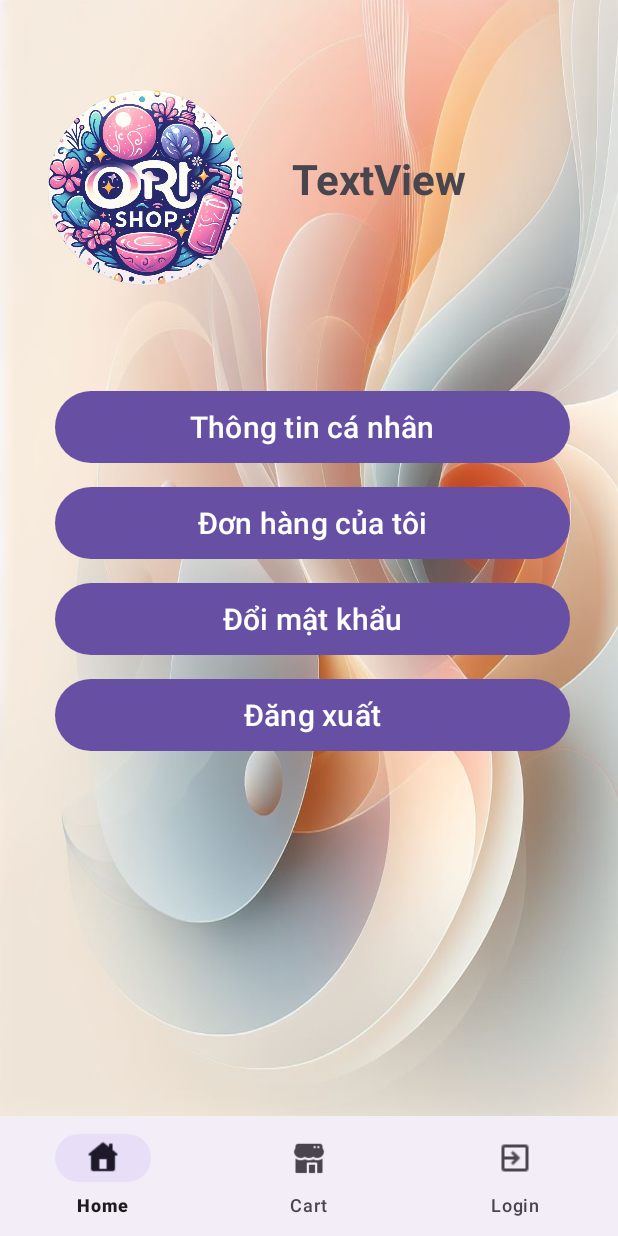
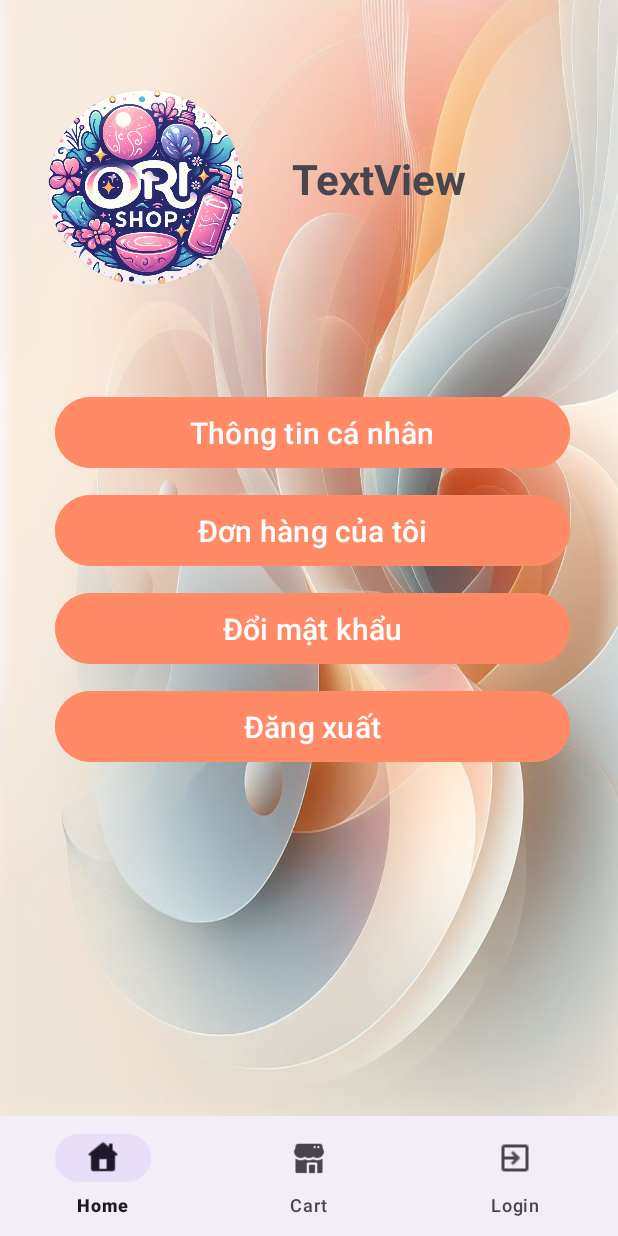
Before and after one commit to galaticwarrior123/Comestic_AppMoblie_Project, an Android app: the fragment UserFragment placed in its activity, on a phone screen of 412 x 824 dp. Run offline under Robolectric (Android 15) with nearby library versions, the phone set to English and light mode, and no system bars; our stand-ins replace CircleImageView; network calls fail; pictures from the network do not load; 2 statements that could not run were skipped.

Commit message:
Update color

```diff
--- a/app/src/main/res/layout/fragment_user.xml
+++ b/app/src/main/res/layout/fragment_user.xml
@@ -47,38 +47,36 @@
         <Button
             android:id="@+id/btnUserFragmentUpdateProfile"
             android:layout_width="match_parent"
-            android:layout_height="wrap_content"
-            android:background="@drawable/button_user_fragment"
+            android:layout_height="55dp"
+            android:backgroundTint="#FF8A65"
             android:text="Thông tin cá nhân"
             android:textSize="20dp"
-            android:layout_marginBottom="16dp"/>
+            android:layout_marginBottom="10dp"/>
 
         <Button
             android:id="@+id/btnUserFragmentOrder"
             android:layout_width="match_parent"
-            android:layout_height="wrap_content"
-            android:background="@drawable/button_user_fragment"
+            android:layout_height="55dp"
+            android:backgroundTint="#FF8A65"
             android:text="Đơn hàng của tôi"
             android:textSize="20dp"
-
-            android:layout_marginBottom="16dp"/>
+            android:layout_marginBottom="10dp"/>
 
         <Button
             android:id="@+id/btnUserFragmentChangePassword"
             android:layout_width="match_parent"
-            android:layout_height="wrap_content"
-            android:background="@drawable/button_user_fragment"
+            android:layout_height="55dp"
+            android:backgroundTint="#FF8A65"
             android:text="Đổi mật khẩu"
             android:textSize="20dp"
-            android:layout_marginBottom="16dp"/>
+            android:layout_marginBottom="10dp"/>
 
         <Button
             android:id="@+id/btnUserFragmentLogOut"
             android:textSize="20dp"
-
             android:layout_width="match_parent"
-            android:layout_height="wrap_content"
-            android:background="@drawable/button_user_fragment"
+            android:layout_height="55dp"
+            android:backgroundTint="#FF8A65"
             android:text="Đăng xuất" />
     </LinearLayout>
 </androidx.constraintlayout.widget.ConstraintLayout>
```
